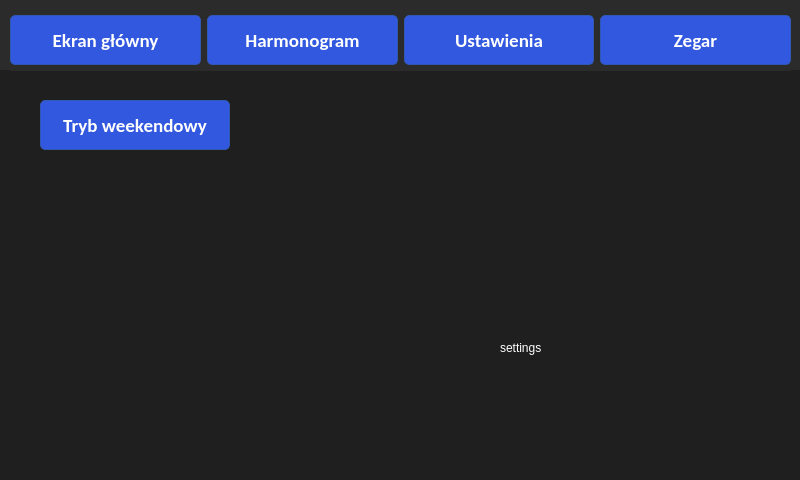
Old version of the form form.ui in the repository Szepiin/StressFreeBell.
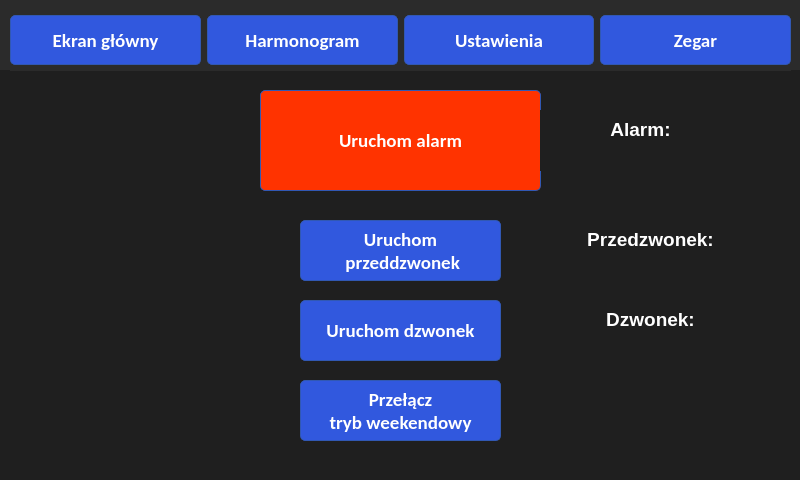
New version of the form. The open tabs and pages were chosen to show the change.

The edit to the form file:
```diff
--- a/form.ui
+++ b/form.ui
@@ -980,26 +980,13 @@
      </widget>
     </widget>
     <widget class="QWidget" name="Settings">
-     <widget class="QLabel" name="label_4">
+     <widget class="QPushButton" name="btnWeekendMode">
       <property name="geometry">
        <rect>
-        <x>500</x>
-        <y>270</y>
-        <width>49</width>
-        <height>16</height>
-       </rect>
-      </property>
-      <property name="text">
-       <string>settings</string>
-      </property>
-     </widget>
-     <widget class="QPushButton" name="btnNext_2">
-      <property name="geometry">
-       <rect>
-        <x>40</x>
-        <y>30</y>
-        <width>190</width>
-        <height>50</height>
+        <x>300</x>
+        <y>310</y>
+        <width>201</width>
+        <height>61</height>
        </rect>
       </property>
       <property name="minimumSize">
@@ -1019,7 +1006,8 @@
        <string notr="true"/>
       </property>
       <property name="text">
-       <string>Tryb weekendowy</string>
+       <string>Przełącz
+tryb weekendowy</string>
       </property>
       <property name="checkable">
        <bool>true</bool>
@@ -1028,6 +1016,222 @@
        <bool>true</bool>
       </property>
      </widget>
+     <widget class="QPushButton" name="btnStartBell">
+      <property name="geometry">
+       <rect>
+        <x>300</x>
+        <y>230</y>
+        <width>201</width>
+        <height>61</height>
+       </rect>
+      </property>
+      <property name="minimumSize">
+       <size>
+        <width>0</width>
+        <height>50</height>
+       </size>
+      </property>
+      <property name="font">
+       <font>
+        <family>Calibri</family>
+        <pointsize>14</pointsize>
+        <bold>true</bold>
+       </font>
+      </property>
+      <property name="text">
+       <string>Uruchom dzwonek</string>
+      </property>
+     </widget>
+     <widget class="QPushButton" name="btnStartPrebell">
+      <property name="geometry">
+       <rect>
+        <x>300</x>
+        <y>150</y>
+        <width>201</width>
+        <height>61</height>
+       </rect>
+      </property>
+      <property name="minimumSize">
+       <size>
+        <width>0</width>
+        <height>50</height>
+       </size>
+      </property>
+      <property name="font">
+       <font>
+        <family>Calibri</family>
+        <pointsize>14</pointsize>
+        <bold>true</bold>
+       </font>
+      </property>
+      <property name="text">
+       <string>Uruchom 
+ przeddzwonek</string>
+      </property>
+     </widget>
+     <widget class="QPushButton" name="btnStartAlarm">
+      <property name="geometry">
+       <rect>
+        <x>260</x>
+        <y>20</y>
+        <width>281</width>
+        <height>101</height>
+       </rect>
+      </property>
+      <property name="minimumSize">
+       <size>
+        <width>0</width>
+        <height>50</height>
+       </size>
+      </property>
+      <property name="font">
+       <font>
+        <family>Calibri</family>
+        <pointsize>14</pointsize>
+        <bold>true</bold>
+       </font>
+      </property>
+      <property name="styleSheet">
+       <string notr="true">QPushButton{
+background-color: #ff3300
+}</string>
+      </property>
+      <property name="text">
+       <string>Uruchom alarm</string>
+      </property>
+     </widget>
+     <widget class="QLabel" name="lblBellFileName">
+      <property name="geometry">
+       <rect>
+        <x>550</x>
+        <y>230</y>
+        <width>201</width>
+        <height>61</height>
+       </rect>
+      </property>
+      <property name="font">
+       <font>
+        <pointsize>14</pointsize>
+        <bold>true</bold>
+       </font>
+      </property>
+      <property name="layoutDirection">
+       <enum>Qt::LayoutDirection::LeftToRight</enum>
+      </property>
+      <property name="autoFillBackground">
+       <bool>false</bool>
+      </property>
+      <property name="frameShape">
+       <enum>QFrame::Shape::NoFrame</enum>
+      </property>
+      <property name="frameShadow">
+       <enum>QFrame::Shadow::Plain</enum>
+      </property>
+      <property name="lineWidth">
+       <number>0</number>
+      </property>
+      <property name="midLineWidth">
+       <number>0</number>
+      </property>
+      <property name="text">
+       <string>Dzwonek:
+</string>
+      </property>
+      <property name="textFormat">
+       <enum>Qt::TextFormat::AutoText</enum>
+      </property>
+      <property name="alignment">
+       <set>Qt::AlignmentFlag::AlignCenter</set>
+      </property>
+     </widget>
+     <widget class="QLabel" name="lblPrebellFileName">
+      <property name="geometry">
+       <rect>
+        <x>550</x>
+        <y>150</y>
+        <width>201</width>
+        <height>61</height>
+       </rect>
+      </property>
+      <property name="font">
+       <font>
+        <pointsize>14</pointsize>
+        <bold>true</bold>
+       </font>
+      </property>
+      <property name="layoutDirection">
+       <enum>Qt::LayoutDirection::LeftToRight</enum>
+      </property>
+      <property name="autoFillBackground">
+       <bool>false</bool>
+      </property>
+      <property name="frameShape">
+       <enum>QFrame::Shape::NoFrame</enum>
+      </property>
+      <property name="frameShadow">
+       <enum>QFrame::Shadow::Plain</enum>
+      </property>
+      <property name="lineWidth">
+       <number>0</number>
+      </property>
+      <property name="midLineWidth">
+       <number>0</number>
+      </property>
+      <property name="text">
+       <string>Przedzwonek:
+</string>
+      </property>
+      <property name="textFormat">
+       <enum>Qt::TextFormat::AutoText</enum>
+      </property>
+      <property name="alignment">
+       <set>Qt::AlignmentFlag::AlignCenter</set>
+      </property>
+     </widget>
+     <widget class="QLabel" name="lblAlarmFileName">
+      <property name="geometry">
+       <rect>
+        <x>540</x>
+        <y>40</y>
+        <width>201</width>
+        <height>61</height>
+       </rect>
+      </property>
+      <property name="font">
+       <font>
+        <pointsize>14</pointsize>
+        <bold>true</bold>
+       </font>
+      </property>
+      <property name="layoutDirection">
+       <enum>Qt::LayoutDirection::LeftToRight</enum>
+      </property>
+      <property name="autoFillBackground">
+       <bool>false</bool>
+      </property>
+      <property name="frameShape">
+       <enum>QFrame::Shape::NoFrame</enum>
+      </property>
+      <property name="frameShadow">
+       <enum>QFrame::Shadow::Plain</enum>
+      </property>
+      <property name="lineWidth">
+       <number>0</number>
+      </property>
+      <property name="midLineWidth">
+       <number>0</number>
+      </property>
+      <property name="text">
+       <string>Alarm:
+</string>
+      </property>
+      <property name="textFormat">
+       <enum>Qt::TextFormat::AutoText</enum>
+      </property>
+      <property name="alignment">
+       <set>Qt::AlignmentFlag::AlignCenter</set>
+      </property>
+     </widget>
     </widget>
     <widget class="QWidget" name="Clock">
      <property name="layoutDirection">
```
Left out of the diff: 148 changed lines with no effect on the pictures.
